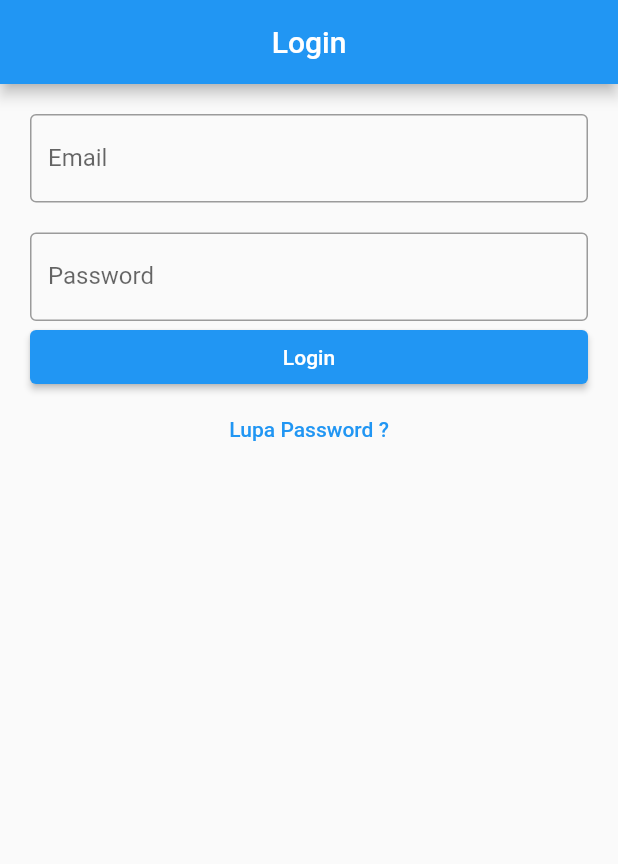
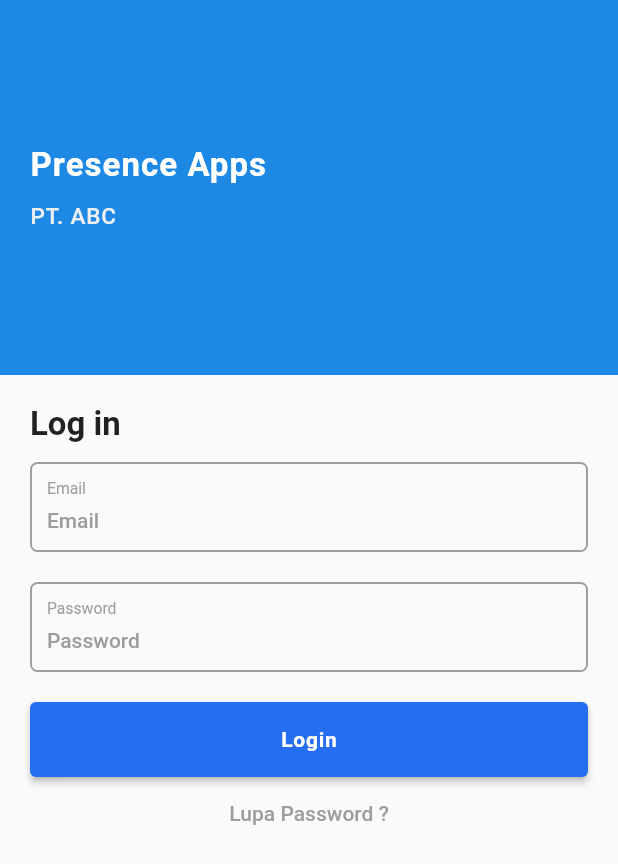
Before and after one commit to zanuar35/presence, a Flutter app: the screen it shows after launch, on a phone screen of 412 x 824 dp. Shown: the top 864 px of the screen. Run offline on Flutter 3.47's test engine with Material 2 defaults, Android fonts, the phone set to English and light mode, and no system bars; our stand-ins replace cloud_firestore, convex_bottom_bar, firebase_auth, firebase_core, firebase_storage, geocoding and 3 more; accounts and stored records are empty; Roboto replaces fonts that are missing (poppins).

Commit message:
change login screen

```diff
--- a/lib/app/modules/login/controllers/login_controller.dart
+++ b/lib/app/modules/login/controllers/login_controller.dart
@@ -19,6 +19,7 @@ class LoginController extends GetxController {
         print(userCredential);
 
         if (userCredential.user != null) {
+          // disable emailVerification
           if (userCredential.user!.emailVerified == true) {
             isLoading.value = false;
             if (passC.text == "12345678") {
--- a/lib/app/modules/login/views/login_view.dart
+++ b/lib/app/modules/login/views/login_view.dart
@@ -9,43 +9,130 @@ class LoginView extends GetView<LoginController> {
   @override
   Widget build(BuildContext context) {
     return Scaffold(
-        appBar: AppBar(
-          title: Text('Login'),
-          centerTitle: true,
+      resizeToAvoidBottomInset: false,
+      body: Column(
+        children: [
+          Container(
+            width: double.infinity,
+            padding: EdgeInsets.symmetric(horizontal: 20),
+            height: 250,
+            color: Colors.blue[600],
+            child: Column(
+              mainAxisAlignment: MainAxisAlignment.center,
+              crossAxisAlignment: CrossAxisAlignment.start,
+              children: [
+                Text(
+                  "Presence Apps",
+                  style: TextStyle(
+                      color: Colors.white,
+                      fontSize: 22,
+                      letterSpacing: .7,
+                      fontFamily: 'poppins',
+                      fontWeight: FontWeight.bold),
                 ),
-        body: ListView(
+                SizedBox(height: 12),
+                Text(
+                  "PT. ABC",
+                  style: TextStyle(
+                      color: Color(0xffecf0f1),
+                      fontSize: 15,
+                      letterSpacing: .5,
+                      fontWeight: FontWeight.w500),
+                )
+              ],
+            ),
+          ),
+          ListView(
+            shrinkWrap: true,
             padding: EdgeInsets.all(20),
             children: [
-            TextField(
-              autocorrect: false,
+              Text(
+                "Log in",
+                style: TextStyle(
+                    fontSize: 22,
+                    fontFamily: 'poppins',
+                    fontWeight: FontWeight.bold),
+              ),
+              SizedBox(height: 12),
+              inputTextField(
+                hintText: "Email",
+                label: "Email",
+                isSecure: false,
                 controller: controller.emailC,
-              decoration: InputDecoration(
-                  labelText: 'Email', border: OutlineInputBorder()),
               ),
               SizedBox(height: 20),
-            TextField(
-              autocorrect: false,
+              inputTextField(
+                hintText: "Password",
+                label: "Password",
+                isSecure: true,
                 controller: controller.passC,
-              obscureText: true,
-              decoration: InputDecoration(
-                  labelText: 'Password', border: OutlineInputBorder()),
               ),
+              SizedBox(height: 20),
               Obx(
                 () => ElevatedButton(
+                  style: ElevatedButton.styleFrom(
+                      primary: Color(0xff256EF1),
+                      fixedSize: Size(double.infinity, 50)),
                   onPressed: () async {
                     if (controller.isLoading.isFalse) {
                       await controller.login();
                     }
                   },
-                child:
-                    Text(controller.isLoading.isFalse ? "Login" : "Loading..."),
+                  child: Text(
+                    controller.isLoading.isFalse ? "Login" : "Loading...",
+                    style: TextStyle(
+                        fontSize: 14,
+                        letterSpacing: .5,
+                        fontWeight: FontWeight.bold),
+                  ),
                 ),
               ),
               TextButton(
                 onPressed: () => Get.toNamed(Routes.FORGOT_PASSWORD),
-              child: Text("Lupa Password ?"),
+                child: Text(
+                  "Lupa Password ?",
+                  textAlign: TextAlign.justify,
+                  style: TextStyle(color: Color(0xFF9D9D9D)),
+                ),
               )
             ],
-        ));
+          ),
+        ],
+      ),
+    );
+  }
+
+  Widget inputTextField(
+      {required String hintText,
+      required label,
+      required bool isSecure,
+      required TextEditingController controller}) {
+    return Container(
+      height: 60,
+      width: double.infinity,
+      padding: EdgeInsets.symmetric(horizontal: 10),
+      // margin: EdgeInsets.symmetric(vertical: 10),
+      decoration: BoxDecoration(
+        borderRadius: BorderRadius.circular(5),
+        border: Border.all(color: Colors.grey, width: 1.3),
+      ),
+      child: TextField(
+        controller: controller,
+        decoration: InputDecoration(
+          hintText: hintText,
+          hintStyle: TextStyle(
+              fontSize: 14,
+              fontFamily: 'poppins',
+              fontWeight: FontWeight.w500,
+              color: Color(0xFF9D9D9D)),
+          label: Text(
+            label,
+            style: TextStyle(color: Color(0xFF9D9D9D), fontSize: 14),
+          ),
+          floatingLabelBehavior: FloatingLabelBehavior.always,
+          border: InputBorder.none,
+        ),
+      ),
+    );
   }
 }
```
Also changed, not shown: pubspec.lock, 1 other file. Lines whose indentation alone changed are shown as unchanged.
